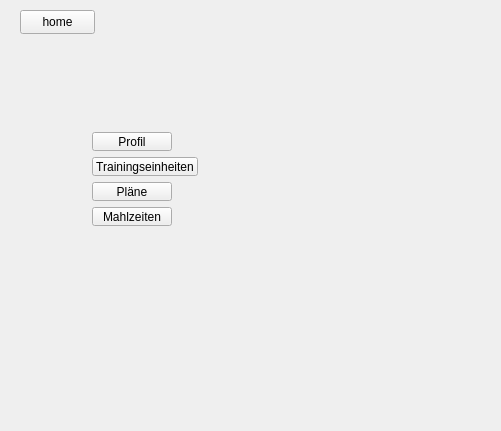
denismhz/SWP, file StayHealthy_VS/Team6.StayHealthy/StayHealthy/main_menu.ui: the form before one commit.
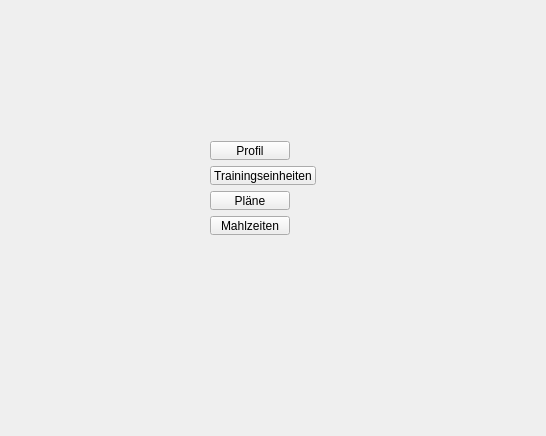
The form after the commit.

The edit to the form file:
```diff
--- a/StayHealthy_VS/Team6.StayHealthy/StayHealthy/main_menu.ui
+++ b/StayHealthy_VS/Team6.StayHealthy/StayHealthy/main_menu.ui
@@ -6,38 +6,22 @@
    <rect>
     <x>0</x>
     <y>0</y>
-    <width>501</width>
-    <height>431</height>
+    <width>546</width>
+    <height>436</height>
    </rect>
   </property>
   <property name="windowTitle">
    <string>MainMenu</string>
   </property>
-  <widget class="QPushButton" name="homeButton">
-   <property name="geometry">
-    <rect>
-     <x>20</x>
-     <y>10</y>
-     <width>75</width>
-     <height>24</height>
-    </rect>
-   </property>
-   <property name="text">
-    <string>home</string>
-   </property>
-  </widget>
-  <widget class="QWidget" name="verticalLayoutWidget">
-   <property name="geometry">
-    <rect>
-     <x>20</x>
-     <y>40</y>
-     <width>421</width>
-     <height>361</height>
-    </rect>
-   </property>
-   <layout class="QVBoxLayout" name="verticalLayout">
-    <item>
      <widget class="QStackedWidget" name="stackedWidget">
+   <property name="geometry">
+    <rect>
+     <x>60</x>
+     <y>20</y>
+     <width>419</width>
+     <height>359</height>
+    </rect>
+   </property>
       <property name="currentIndex">
        <number>0</number>
       </property>
@@ -45,13 +29,22 @@
        <widget class="QWidget" name="formLayoutWidget">
         <property name="geometry">
          <rect>
-          <x>50</x>
-          <y>70</y>
+       <x>110</x>
+       <y>110</y>
           <width>187</width>
           <height>116</height>
          </rect>
         </property>
         <layout class="QFormLayout" name="formLayout">
+      <property name="sizeConstraint">
+       <enum>QLayout::SetNoConstraint</enum>
+      </property>
+      <property name="labelAlignment">
+       <set>Qt::AlignCenter</set>
+      </property>
+      <property name="formAlignment">
+       <set>Qt::AlignCenter</set>
+      </property>
          <item row="0" column="0">
           <widget class="QPushButton" name="toProfilePage">
            <property name="text">
@@ -84,9 +77,6 @@
        </widget>
       </widget>
       <widget class="QWidget" name="page_2"/>
-     </widget>
-    </item>
-   </layout>
   </widget>
  </widget>
  <layoutdefault spacing="6" margin="11"/>
```
Lines whose indentation alone changed are shown as unchanged.
